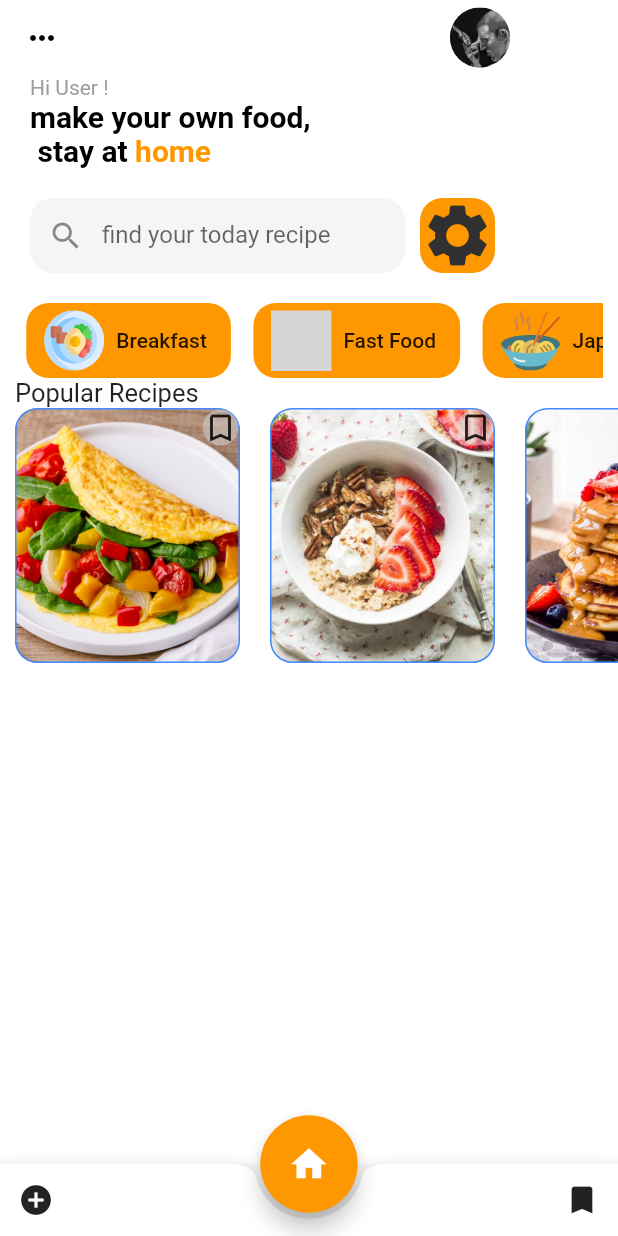
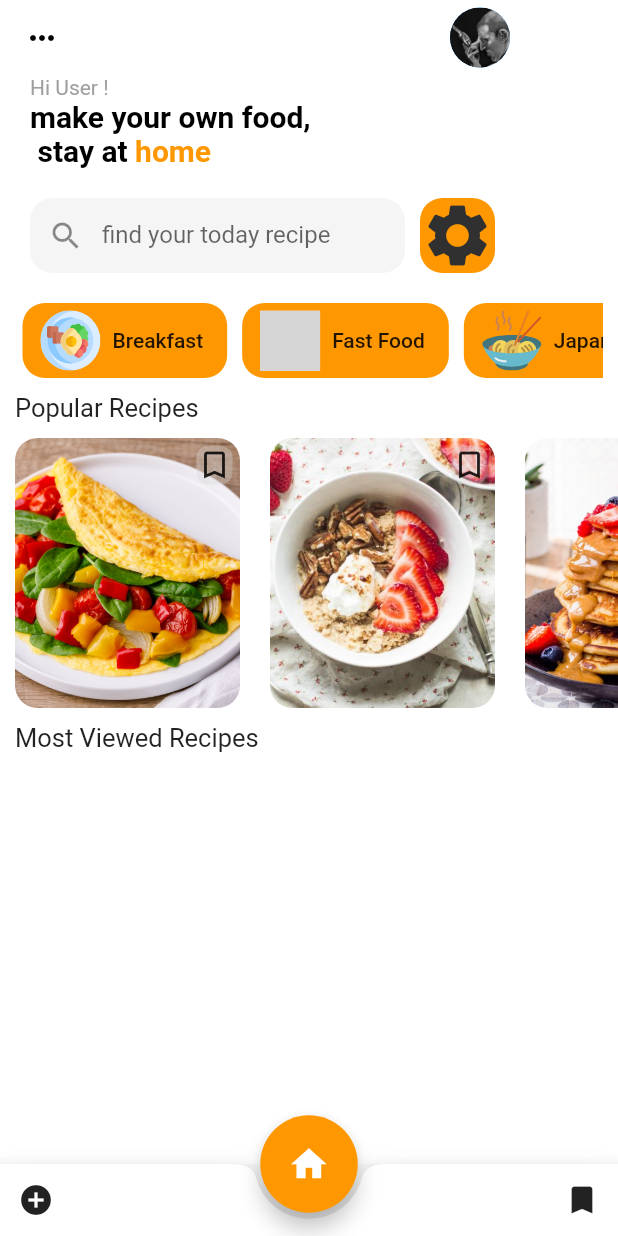
Before and after one commit to Enadir-Mekhlouf/Myrecipe, a Flutter app: the screen it shows after launch, on a phone screen of 412 x 824 dp. Run offline on Flutter 3.47's test engine with Material 2 defaults, Android fonts, the phone set to English and light mode, and no system bars; our stand-ins replace flutter_svg; grey boxes are pictures that could not be loaded.

Commit message:
most viewed recipes

```diff
--- a/lib/main.dart
+++ b/lib/main.dart
@@ -186,7 +186,8 @@ class MyApp extends StatelessWidget {
                   child: SizedBox(
                     width: double.infinity,
                     child: Container(
-                      margin: EdgeInsets.symmetric(horizontal: 10.0),
+                      margin:
+                          EdgeInsets.symmetric(horizontal: 10.0, vertical: 10),
                       child: Text('Popular Recipes',
                           style: TextStyle(fontSize: 17.0)),
                     ),
@@ -194,7 +195,7 @@ class MyApp extends StatelessWidget {
                 ),
                 //
                 Container(
-                  height: 170.0,
+                  height: 180,
                   child: ListView(
                     scrollDirection: Axis.horizontal,
                     children: [
@@ -203,7 +204,18 @@ class MyApp extends StatelessWidget {
                       PopularRecipe("images/pancake.jpg"),
                     ],
                   ),
-                )
+                ),
+                Container(
+                  child: SizedBox(
+                    width: double.infinity,
+                    child: Container(
+                      margin:
+                          EdgeInsets.symmetric(horizontal: 10.0, vertical: 10),
+                      child: Text('Most Viewed Recipes',
+                          style: TextStyle(fontSize: 17.0)),
+                    ),
+                  ),
+                ),
               ],
             ),
           ),
@@ -226,11 +238,18 @@ class PopularRecipe extends StatelessWidget {
         child: Container(
           child: Align(
             alignment: Alignment.topRight,
+            child: SizedBox(
+              height: 36,
               child: Container(
+                margin: EdgeInsets.all(5),
                 decoration: BoxDecoration(
-                color: Colors.grey[350].withOpacity(0.5),
-                borderRadius: BorderRadius.all(Radius.circular(20))),
+                  color: Colors.grey[350].withOpacity(0.35),
+                  borderRadius: BorderRadius.all(
+                    Radius.circular(8),
+                  ),
+                ),
                 child: Icon(Icons.bookmark_border_outlined),
+              ),
             ),
           ),
           margin: EdgeInsets.symmetric(horizontal: 10.0),
@@ -239,13 +258,14 @@ class PopularRecipe extends StatelessWidget {
               image: AssetImage(picture),
               fit: BoxFit.cover,
             ),
-          border: Border.all(color: Colors.blueAccent),
+            //border: Border.all(color: Colors.blueAccent),
             borderRadius: BorderRadius.all(
               const Radius.circular(15.0),
             ),
           ),
         ),
-    ));
+      ),
+    );
   }
 }
 
@@ -257,7 +277,7 @@ class NavigationButton extends StatelessWidget {
   @override
   Widget build(BuildContext context) {
     return Container(
-      margin: EdgeInsets.symmetric(horizontal: 7.5),
+      margin: EdgeInsets.symmetric(horizontal: 5),
       // ignore: deprecated_member_use
       child: FlatButton.icon(
         shape: RoundedRectangleBorder(
```
Lines whose indentation alone changed are shown as unchanged.
